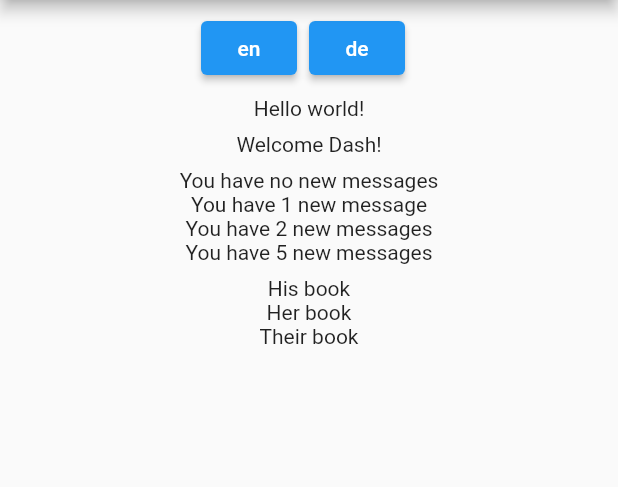
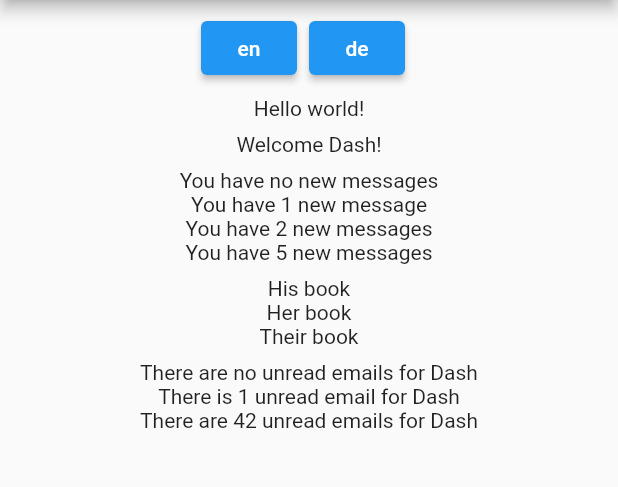
Before and after one commit to defuncart/arb_generator, a Flutter app: the screen it shows after launch, on a phone screen of 412 x 824 dp, the part 84-571 px from its top. Run offline on Flutter 3.47's test engine with Material 2 defaults, Android fonts, the light colour scheme and no system bars; missing offline and left inert: flappy_translator.

Commit message:
Add mixed gender, variable case to test.csv.

```diff
--- a/example/assets_dev/test.csv
+++ b/example/assets_dev/test.csv
@@ -3,3 +3,4 @@ myKey;The conventional newborn programmer greeting;Hello world!;Hallo Welt!
 welcome;A welcome message;Welcome {firstName}!;Willkommen {firstName}!
 numberMessages;An info message about new messages count;{count, plural, zero{You have no new messages} one{You have 1 new message} other{You have {count} new messages}};{count, plural, zero{Du hast keine neue Nachrichten} one{Du hast eine neue Nachricht} other{Du hast {count} neue Nachrichten}}
 whoseBook;A message determine whose book it is;{sex, select, male{His book} female{Her book} other{Their book}};{sex, select, male{Sein Buch} female{Ihr Buch} other{Ihr Buch}}
+unreadEmails;How many unread emails for user;{howMany, plural, zero{There are no unread emails for {userName}} one{There is 1 unread email for {userName}} other{There are {howMany} unread emails for {userName}}};{howMany, plural, zero{Es gibt keine ungelesenen Emails für {userName}} one{Es gibt eine ungelesene für {userName}} other{Es gibt {howMany} ungelesenen Emails für {userName}}}
--- a/example/lib/l10n/intl_de.arb
+++ b/example/lib/l10n/intl_de.arb
@@ -15,5 +15,9 @@
   "whoseBook": "{sex, select, male{Sein Buch} female{Ihr Buch} other{Ihr Buch}}",
   "@whoseBook": {
     "description": "A message determine whose book it is"
+  },
+  "unreadEmails": "{howMany, plural, zero{Es gibt keine ungelesenen Emails für {userName}} one{Es gibt eine ungelesene für {userName}} other{Es gibt {howMany} ungelesenen Emails für {userName}}}",
+  "@unreadEmails": {
+    "description": "How many unread emails for user"
   }
 }
--- a/example/lib/l10n/intl_en.arb
+++ b/example/lib/l10n/intl_en.arb
@@ -15,5 +15,9 @@
   "whoseBook": "{sex, select, male{His book} female{Her book} other{Their book}}",
   "@whoseBook": {
     "description": "A message determine whose book it is"
+  },
+  "unreadEmails": "{howMany, plural, zero{There are no unread emails for {userName}} one{There is 1 unread email for {userName}} other{There are {howMany} unread emails for {userName}}}",
+  "@unreadEmails": {
+    "description": "How many unread emails for user"
   }
 }
--- a/example/lib/widgets/my_app.dart
+++ b/example/lib/widgets/my_app.dart
@@ -79,6 +79,10 @@ class HomeScreen extends StatelessWidget {
           Text(AppLocalizations.of(context).whoseBook('male')),
           Text(AppLocalizations.of(context).whoseBook('female')),
           Text(AppLocalizations.of(context).whoseBook('other')),
+          SizedBox(height: 8),
+          Text(AppLocalizations.of(context).unreadEmails(0, 'Dash')),
+          Text(AppLocalizations.of(context).unreadEmails(1, 'Dash')),
+          Text(AppLocalizations.of(context).unreadEmails(42, 'Dash')),
         ],
       ),
     );
```
Also changed, not shown: example/lib/generated/intl/messages_de.dart, example/lib/generated/intl/messages_en.dart, example/lib/generated/l10n.dart.
